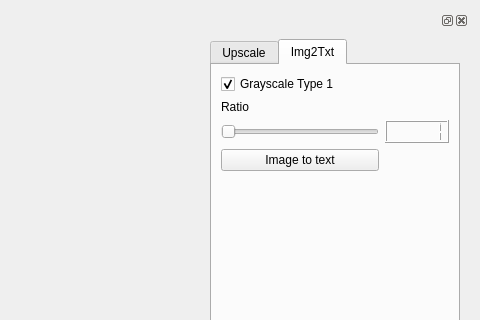
XmYx/ainodes-pyside, file frontend/ui_widgets/img_lab.ui: the form before one commit; both pictures show x 235 to 715 and y 0 to 320 of the 715 by 610 pixel window.
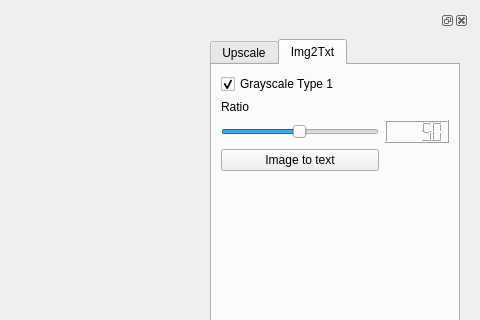
The form after the commit. The open tabs and pages were chosen to show the change.

Diff of the .ui file:
```diff
--- a/frontend/ui_widgets/img_lab.ui
+++ b/frontend/ui_widgets/img_lab.ui
@@ -279,6 +279,9 @@
                   <property name="maximum">
                    <number>100</number>
                   </property>
+                  <property name="value">
+                   <number>50</number>
+                  </property>
                   <property name="orientation">
                    <enum>Qt::Horizontal</enum>
                   </property>
@@ -294,7 +297,7 @@
                 <item row="2" column="1">
                  <widget class="QLCDNumber" name="img2txtRatioNumber">
                   <property name="intValue" stdset="0">
-                   <number>1</number>
+                   <number>50</number>
                   </property>
                  </widget>
                 </item>
```
Left out of the diff: 2 changed lines with no effect on the pictures.
